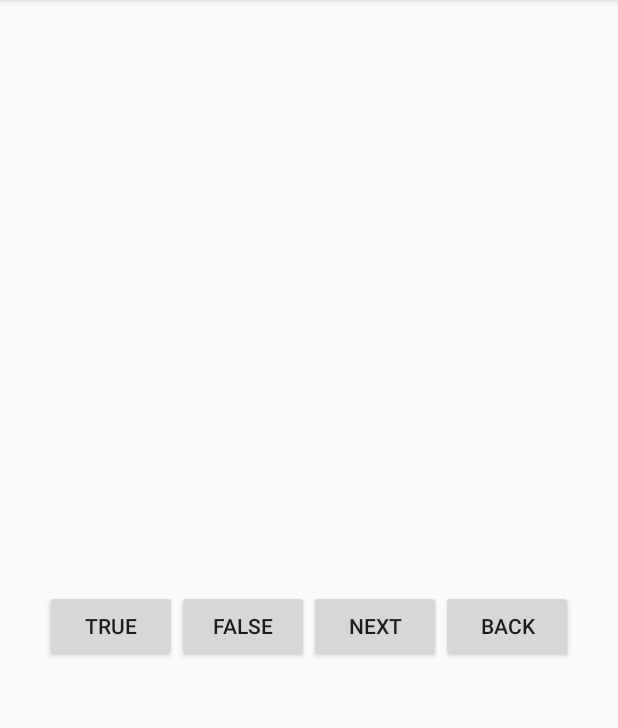
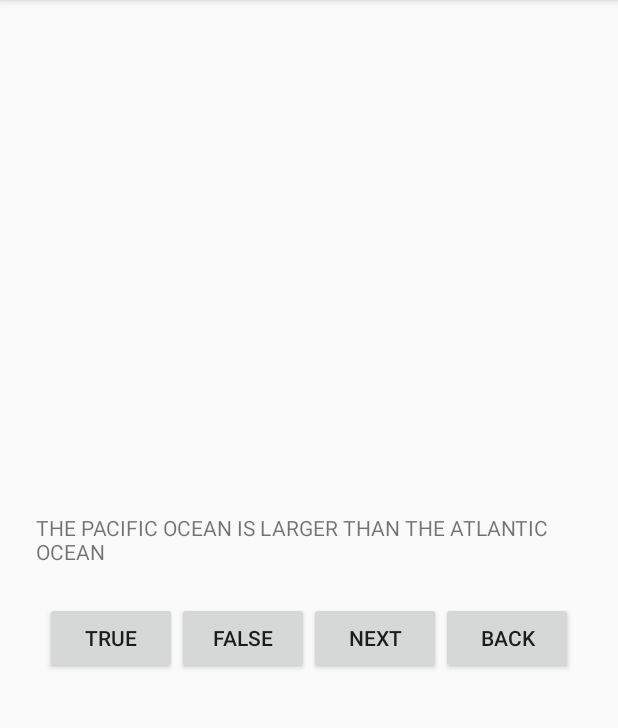
Before and after one commit to shinabarger/Geography-Quiz-App, an Android app: the screen it shows after launch (QuizActivity), on a phone screen of 412 x 824 dp, the part 84-812 px from its top. Run offline under Robolectric (Android 15) with nearby library versions, the phone set to English and light mode, and no system bars.

Commit message:
add array in controller class, connect the textview within the oncreate method in the controller, and more

```diff
--- a/app/src/main/java/com/bignerdranch/android/geoquiz/QuizActivity.java
+++ b/app/src/main/java/com/bignerdranch/android/geoquiz/QuizActivity.java
@@ -4,6 +4,7 @@ import android.os.Bundle;
 import android.support.v7.app.AppCompatActivity;
 import android.view.View;
 import android.widget.Button;
+import android.widget.TextView;
 import android.widget.Toast;
 
 public class QuizActivity extends AppCompatActivity {
@@ -11,6 +12,21 @@ public class QuizActivity extends AppCompatActivity {
     //adds two member variables
     private Button mTrueButton;
     private Button mFalseButton;
+    private Button mNextButton;
+    private Button mBackButton;
+    private TextView mQuestionTextView;
+
+    //TODO move this out of the controller and into a separate class
+    private Question[] mQuestionBank = new Question[] {
+            new Question(R.string.question1, true),
+            new Question(R.string.question2, false),
+            new Question(R.string.question3, false),
+            new Question(R.string.question4, true),
+            new Question(R.string.question5, true),
+    };
+
+    private int mCurrentIndex = 0;
+
 
     @Override
     protected void onCreate(Bundle savedInstanceState) {
@@ -34,5 +50,9 @@ public class QuizActivity extends AppCompatActivity {
                 Toast.makeText(QuizActivity.this, R.string.incorrect_toast, Toast.LENGTH_SHORT).show();
             }
         });
+
+        mQuestionTextView = (TextView) findViewById(R.id.question_text_view);
+        int question = mQuestionBank[mCurrentIndex].getTextResourceId();
+        mQuestionTextView.setText(question);
     }
 }
--- a/app/src/main/res/layout/activity_quiz.xml
+++ b/app/src/main/res/layout/activity_quiz.xml
@@ -10,7 +10,7 @@
         android:layout_width="wrap_content"
         android:layout_height="wrap_content"
         android:padding="24dp"
-        android:id="@+id/quiz_question_text_view"
+        android:id="@+id/question_text_view"
         />
     <LinearLayout
         android:layout_width="wrap_content"
```
